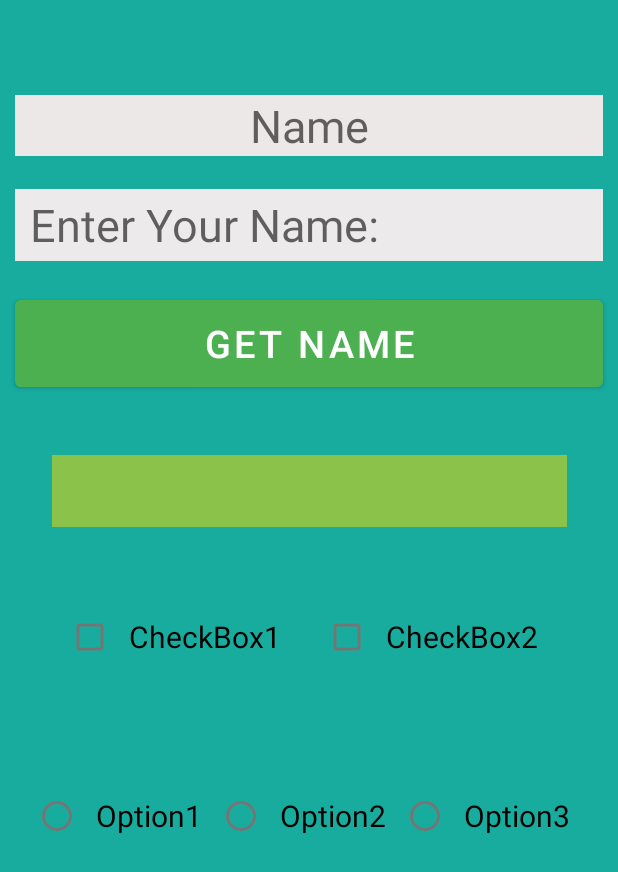
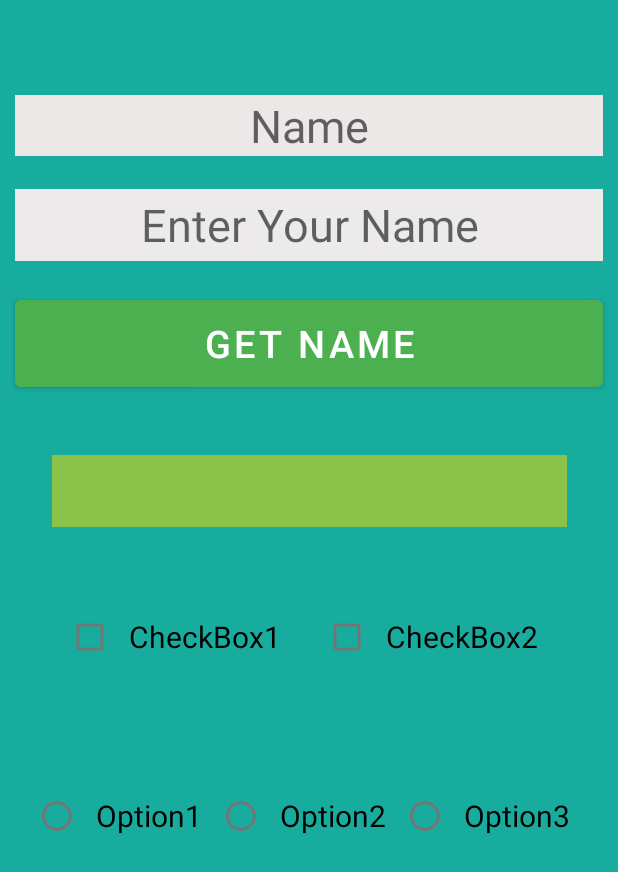
Before and after one commit to lsir6198/kodego.inventoryapp.siroy, an Android app: the layout activity_test.xml on its own in the app's theme, with its tools: preview values and no code run, on a phone screen of 412 x 824 dp. Shown: the top 872 px of the screen. Run offline under Robolectric (Android 15) with nearby library versions, the light colour scheme and no system bars.

Commit message:
activity test xml

```diff
--- a/app/src/main/res/layout/activity_test.xml
+++ b/app/src/main/res/layout/activity_test.xml
@@ -39,12 +39,12 @@
         android:background="@color/white"
         android:backgroundTint="#ECEAEA"
         android:ems="10"
-        android:hint="Enter Your Name: "
+        android:hint="Enter Your Name"
         android:inputType="textPersonName"
         android:minHeight="48dp"
         android:paddingStart="10dp"
         android:paddingEnd="10dp"
-        android:textAlignment="textStart"
+        android:textAlignment="center"
         android:textSize="30sp"
         app:layout_constraintBottom_toBottomOf="parent"
         app:layout_constraintEnd_toEndOf="parent"
```
